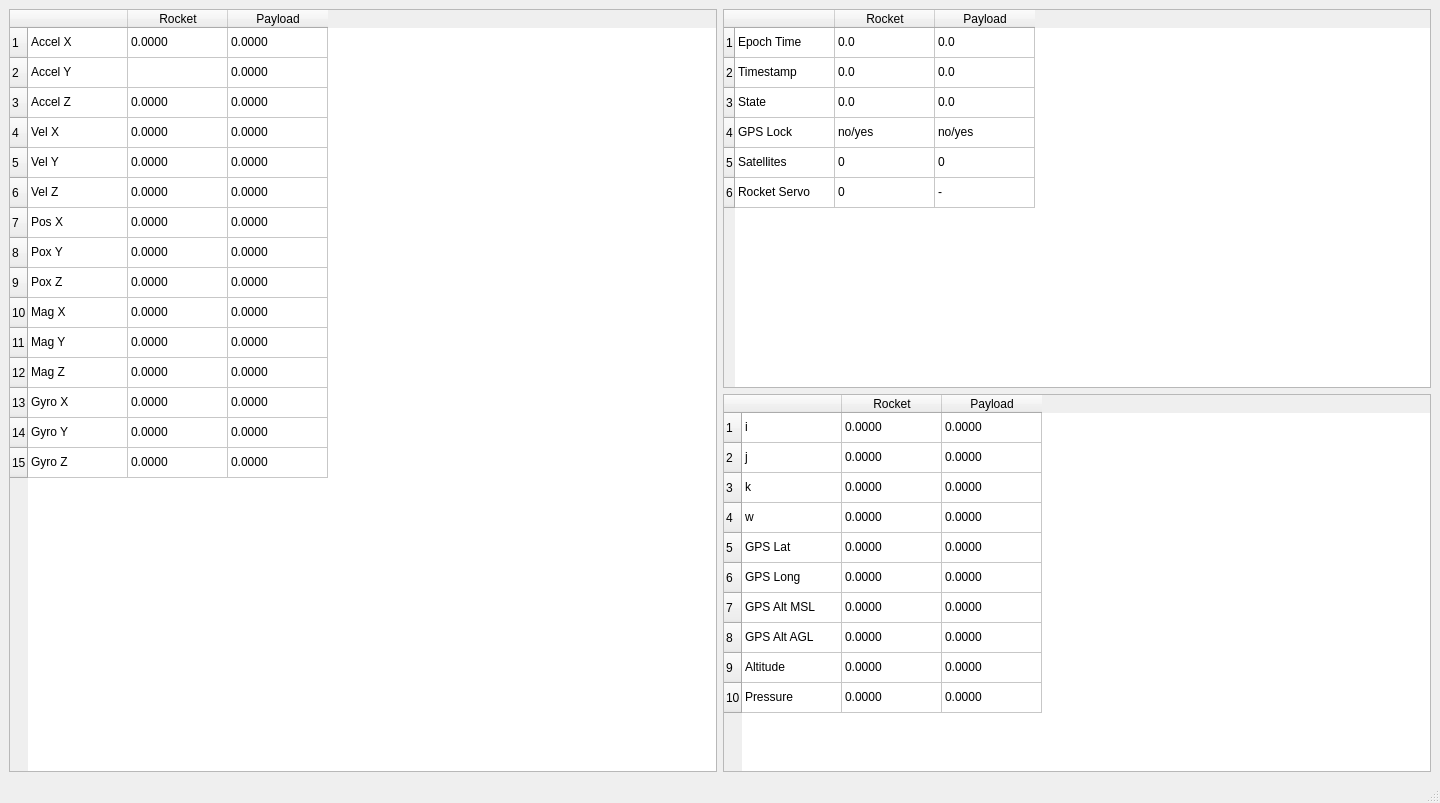
Above: Frontend/Windows/TelemetryWindow/raw_telemetry.ui from WPI-HPRC/gs-control-2024-2025 before the change. Below: the same form after it.
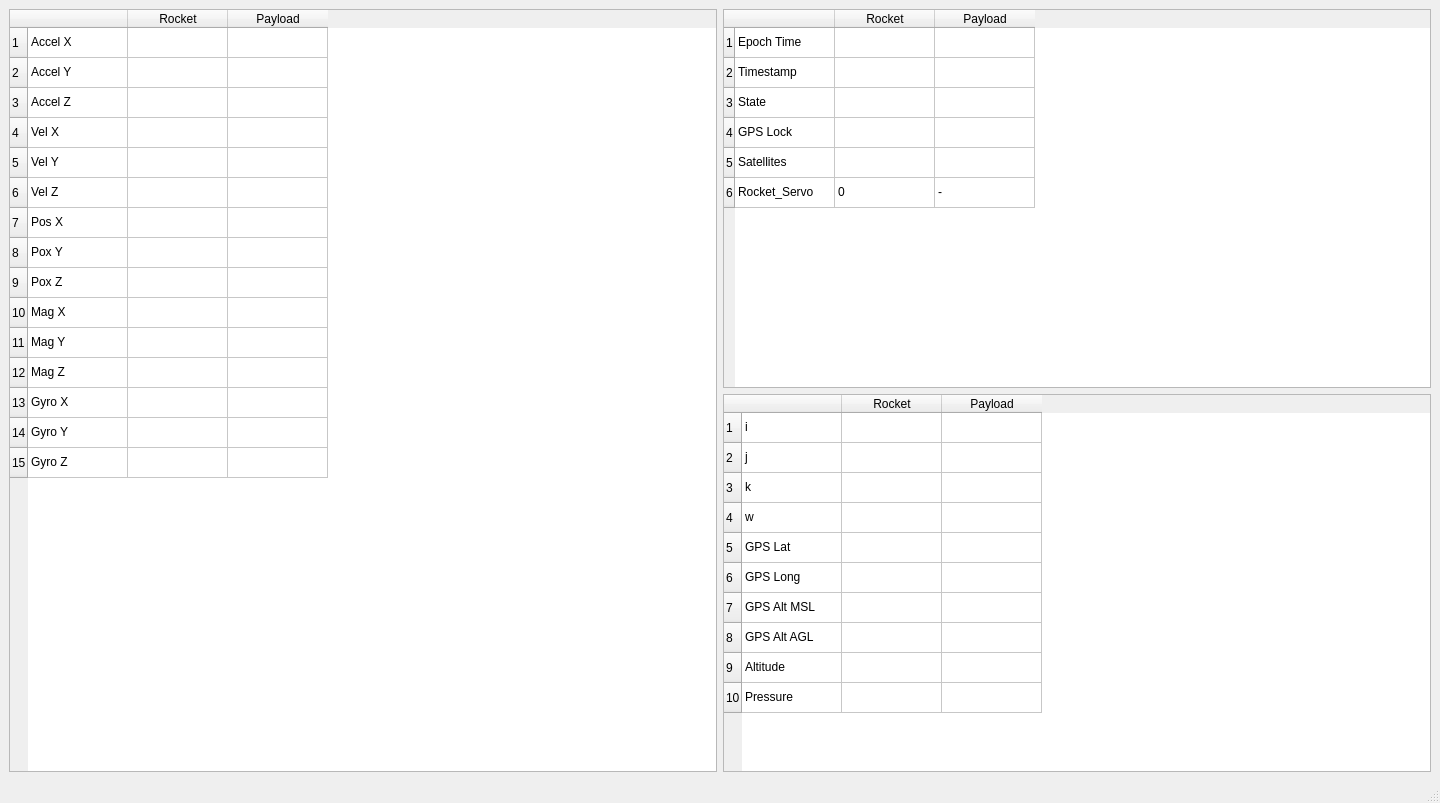
That is the form after the change.

Commit message: Raw Telemetry Window with Data Simulation

The edit to the form file:
```diff
--- a/Frontend/Windows/TelemetryWindow/raw_telemetry.ui
+++ b/Frontend/Windows/TelemetryWindow/raw_telemetry.ui
@@ -45,12 +45,12 @@
       </item>
       <item row="0" column="1">
        <property name="text">
-        <string>0.0</string>
+        <string/>
        </property>
       </item>
       <item row="0" column="2">
        <property name="text">
-        <string>0.0</string>
+        <string/>
        </property>
       </item>
       <item row="1" column="0">
@@ -60,12 +60,12 @@
       </item>
       <item row="1" column="1">
        <property name="text">
-        <string>0.0</string>
+        <string/>
        </property>
       </item>
       <item row="1" column="2">
        <property name="text">
-        <string>0.0</string>
+        <string/>
        </property>
       </item>
       <item row="2" column="0">
@@ -75,12 +75,12 @@
       </item>
       <item row="2" column="1">
        <property name="text">
-        <string>0.0</string>
+        <string/>
        </property>
       </item>
       <item row="2" column="2">
        <property name="text">
-        <string>0.0</string>
+        <string/>
        </property>
       </item>
       <item row="3" column="0">
@@ -90,12 +90,12 @@
       </item>
       <item row="3" column="1">
        <property name="text">
-        <string>no/yes</string>
+        <string/>
        </property>
       </item>
       <item row="3" column="2">
        <property name="text">
-        <string>no/yes</string>
+        <string/>
        </property>
       </item>
       <item row="4" column="0">
@@ -105,17 +105,17 @@
       </item>
       <item row="4" column="1">
        <property name="text">
-        <string>0</string>
+        <string/>
        </property>
       </item>
       <item row="4" column="2">
        <property name="text">
-        <string>0</string>
+        <string/>
        </property>
       </item>
       <item row="5" column="0">
        <property name="text">
-        <string>Rocket Servo</string>
+        <string>Rocket_Servo</string>
        </property>
       </item>
       <item row="5" column="1">
@@ -164,12 +164,12 @@
       </item>
       <item row="0" column="1">
        <property name="text">
-        <string>0.0000</string>
+        <string/>
        </property>
       </item>
       <item row="0" column="2">
        <property name="text">
-        <string>0.0000</string>
+        <string/>
        </property>
       </item>
       <item row="1" column="0">
@@ -179,12 +179,12 @@
       </item>
       <item row="1" column="1">
        <property name="text">
-        <string>0.0000</string>
+        <string/>
        </property>
       </item>
       <item row="1" column="2">
        <property name="text">
-        <string>0.0000</string>
+        <string/>
        </property>
       </item>
       <item row="2" column="0">
@@ -194,12 +194,12 @@
       </item>
       <item row="2" column="1">
        <property name="text">
-        <string>0.0000</string>
+        <string/>
        </property>
       </item>
       <item row="2" column="2">
        <property name="text">
-        <string>0.0000</string>
+        <string/>
        </property>
       </item>
       <item row="3" column="0">
@@ -209,12 +209,12 @@
       </item>
       <item row="3" column="1">
        <property name="text">
-        <string>0.0000</string>
+        <string/>
        </property>
       </item>
       <item row="3" column="2">
        <property name="text">
-        <string>0.0000</string>
+        <string/>
        </property>
       </item>
       <item row="4" column="0">
@@ -224,12 +224,12 @@
       </item>
       <item row="4" column="1">
        <property name="text">
-        <string>0.0000</string>
+        <string/>
        </property>
       </item>
       <item row="4" column="2">
        <property name="text">
-        <string>0.0000</string>
+        <string/>
        </property>
       </item>
       <item row="5" column="0">
@@ -239,12 +239,12 @@
       </item>
       <item row="5" column="1">
        <property name="text">
-        <string>0.0000</string>
+        <string/>
        </property>
       </item>
       <item row="5" column="2">
        <property name="text">
-        <string>0.0000</string>
+        <string/>
        </property>
       </item>
       <item row="6" column="0">
@@ -254,12 +254,12 @@
       </item>
       <item row="6" column="1">
        <property name="text">
-        <string>0.0000</string>
+        <string/>
        </property>
       </item>
       <item row="6" column="2">
        <property name="text">
-        <string>0.0000</string>
+        <string/>
        </property>
       </item>
       <item row="7" column="0">
@@ -269,12 +269,12 @@
       </item>
       <item row="7" column="1">
        <property name="text">
-        <string>0.0000</string>
+        <string/>
        </property>
       </item>
       <item row="7" column="2">
        <property name="text">
-        <string>0.0000</string>
+        <string/>
        </property>
       </item>
       <item row="8" column="0">
@@ -284,12 +284,12 @@
       </item>
       <item row="8" column="1">
        <property name="text">
-        <string>0.0000</string>
+        <string/>
        </property>
       </item>
       <item row="8" column="2">
        <property name="text">
-        <string>0.0000</string>
+        <string/>
        </property>
       </item>
       <item row="9" column="0">
@@ -299,12 +299,12 @@
       </item>
       <item row="9" column="1">
        <property name="text">
-        <string>0.0000</string>
+        <string/>
        </property>
       </item>
       <item row="9" column="2">
        <property name="text">
-        <string>0.0000</string>
+        <string/>
        </property>
       </item>
      </widget>
@@ -351,12 +351,12 @@
       </item>
       <item row="0" column="1">
        <property name="text">
-        <string>0.0000</string>
+        <string/>
        </property>
       </item>
       <item row="0" column="2">
        <property name="text">
-        <string>0.0000</string>
+        <string/>
        </property>
       </item>
       <item row="1" column="0">
@@ -371,7 +371,7 @@
       </item>
       <item row="1" column="2">
        <property name="text">
-        <string>0.0000</string>
+        <string/>
        </property>
       </item>
       <item row="2" column="0">
@@ -381,12 +381,12 @@
       </item>
       <item row="2" column="1">
        <property name="text">
-        <string>0.0000</string>
+        <string/>
        </property>
       </item>
       <item row="2" column="2">
        <property name="text">
-        <string>0.0000</string>
+        <string/>
        </property>
       </item>
       <item row="3" column="0">
@@ -396,12 +396,12 @@
       </item>
       <item row="3" column="1">
        <property name="text">
-        <string>0.0000</string>
+        <string/>
        </property>
       </item>
       <item row="3" column="2">
        <property name="text">
-        <string>0.0000</string>
+        <string/>
        </property>
       </item>
       <item row="4" column="0">
@@ -411,12 +411,12 @@
       </item>
       <item row="4" column="1">
        <property name="text">
-        <string>0.0000</string>
+        <string/>
        </property>
       </item>
       <item row="4" column="2">
        <property name="text">
-        <string>0.0000</string>
+        <string/>
        </property>
       </item>
       <item row="5" column="0">
@@ -426,12 +426,12 @@
       </item>
       <item row="5" column="1">
        <property name="text">
-        <string>0.0000</string>
+        <string/>
        </property>
       </item>
       <item row="5" column="2">
        <property name="text">
-        <string>0.0000</string>
+        <string/>
        </property>
       </item>
       <item row="6" column="0">
@@ -441,12 +441,12 @@
       </item>
       <item row="6" column="1">
        <property name="text">
-        <string>0.0000</string>
+        <string/>
        </property>
       </item>
       <item row="6" column="2">
        <property name="text">
-        <string>0.0000</string>
+        <string/>
        </property>
       </item>
       <item row="7" column="0">
@@ -456,12 +456,12 @@
       </item>
       <item row="7" column="1">
        <property name="text">
-        <string>0.0000</string>
+        <string/>
        </property>
       </item>
       <item row="7" column="2">
        <property name="text">
-        <string>0.0000</string>
+        <string/>
        </property>
       </item>
       <item row="8" column="0">
@@ -471,12 +471,12 @@
       </item>
       <item row="8" column="1">
        <property name="text">
-        <string>0.0000</string>
+        <string/>
        </property>
       </item>
       <item row="8" column="2">
        <property name="text">
-        <string>0.0000</string>
+        <string/>
        </property>
       </item>
       <item row="9" column="0">
@@ -486,12 +486,12 @@
       </item>
       <item row="9" column="1">
        <property name="text">
-        <string>0.0000</string>
+        <string/>
        </property>
       </item>
       <item row="9" column="2">
        <property name="text">
-        <string>0.0000</string>
+        <string/>
        </property>
       </item>
       <item row="10" column="0">
@@ -501,12 +501,12 @@
       </item>
       <item row="10" column="1">
        <property name="text">
-        <string>0.0000</string>
+        <string/>
        </property>
       </item>
       <item row="10" column="2">
        <property name="text">
-        <string>0.0000</string>
+        <string/>
        </property>
       </item>
       <item row="11" column="0">
@@ -516,12 +516,12 @@
       </item>
       <item row="11" column="1">
        <property name="text">
-        <string>0.0000</string>
+        <string/>
        </property>
       </item>
       <item row="11" column="2">
        <property name="text">
-        <string>0.0000</string>
+        <string/>
        </property>
       </item>
       <item row="12" column="0">
@@ -531,12 +531,12 @@
       </item>
       <item row="12" column="1">
        <property name="text">
-        <string>0.0000</string>
+        <string/>
        </property>
       </item>
       <item row="12" column="2">
        <property name="text">
-        <string>0.0000</string>
+        <string/>
        </property>
       </item>
       <item row="13" column="0">
@@ -546,12 +546,12 @@
       </item>
       <item row="13" column="1">
        <property name="text">
-        <string>0.0000</string>
+        <string/>
        </property>
       </item>
       <item row="13" column="2">
        <property name="text">
-        <string>0.0000</string>
+        <string/>
        </property>
       </item>
       <item row="14" column="0">
@@ -561,12 +561,12 @@
       </item>
       <item row="14" column="1">
        <property name="text">
-        <string>0.0000</string>
+        <string/>
        </property>
       </item>
       <item row="14" column="2">
        <property name="text">
-        <string>0.0000</string>
+        <string/>
        </property>
       </item>
      </widget>
```
The commit also changes 3 other files.
